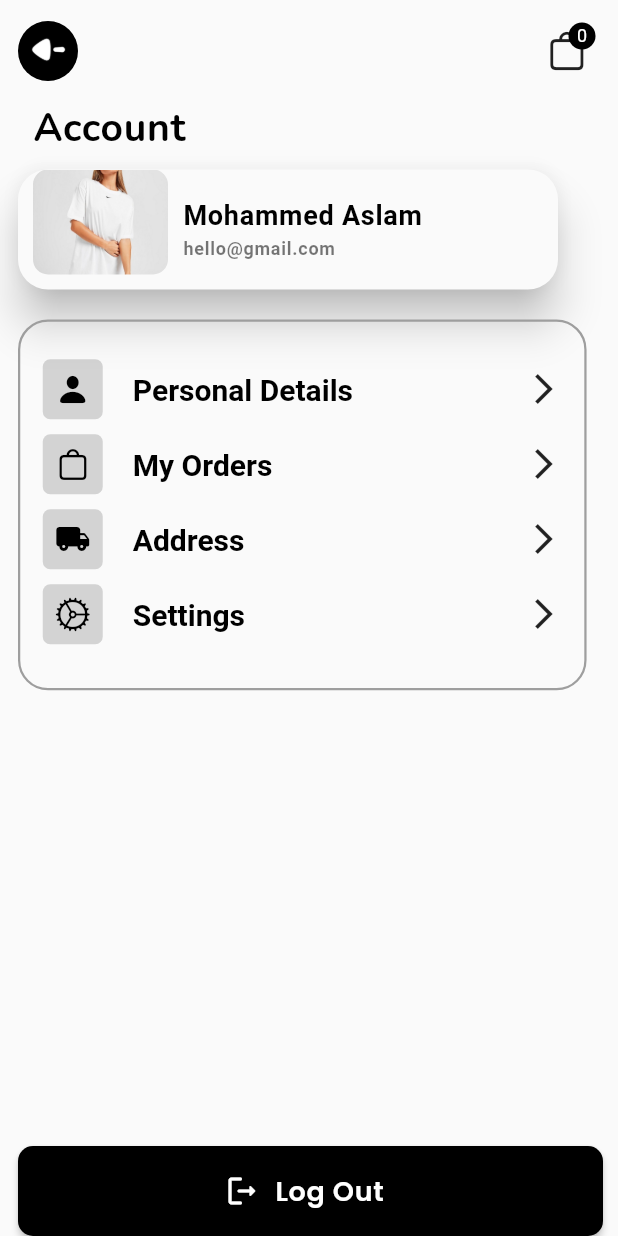
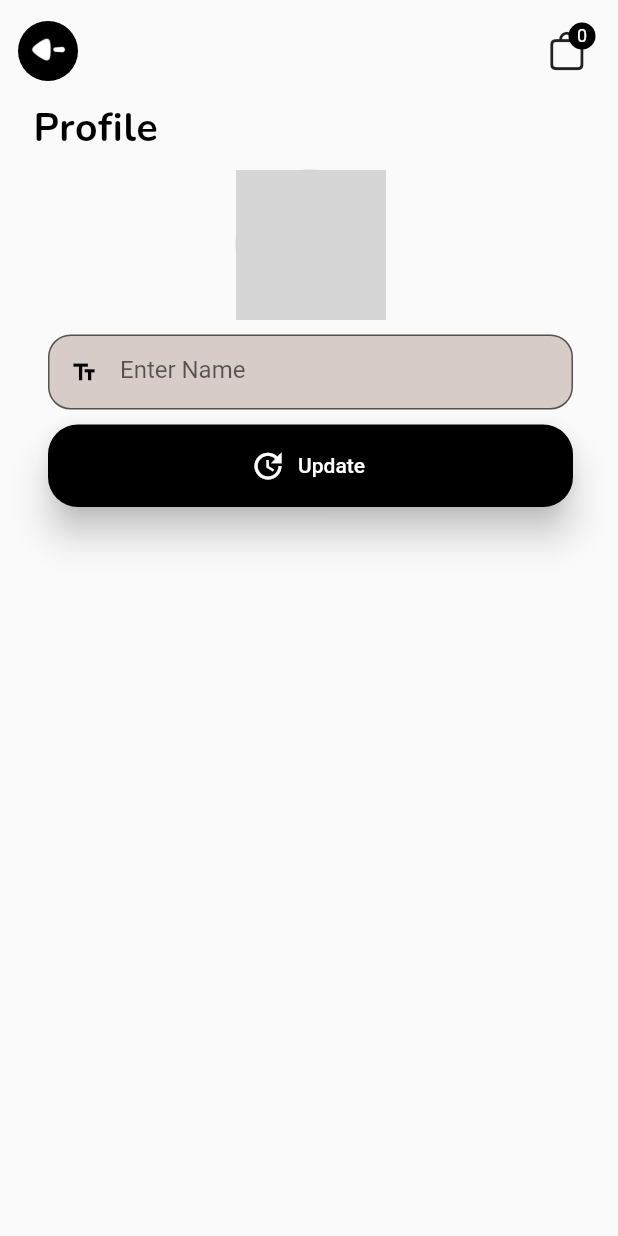
Before and after one commit to iam-Aslam/FashionStore-User, a Flutter app: the ScreenAccount screen opened directly, after a tap on "Personal Details", on a phone screen of 412 x 824 dp. Run offline on Flutter 3.47's test engine with Material 2 defaults, Android fonts, the light colour scheme and no system bars; drawn by our look-alikes of cached_network_image; our stand-ins replace animated_text_kit, cloud_firestore, firebase_auth, firebase_core, firebase_storage, flutter_markdown and 8 more; missing offline and left inert: checkmark, razorpay_flutter; accounts and stored records are empty; network calls fail; grey boxes are pictures that could not be loaded.

Commit message:
Profile Page Completed

```diff
--- a/lib/presentations/account/account_screen.dart
+++ b/lib/presentations/account/account_screen.dart
@@ -1,6 +1,7 @@
 import 'dart:developer';
 import 'package:fashionstore/presentations/address/address_screen.dart';
 import 'package:fashionstore/presentations/orders/orders_screen.dart';
+import 'package:fashionstore/presentations/profile/profile_screen.dart';
 import 'package:fashionstore/widgets/show_bottom.dart';
 import 'package:flutter/cupertino.dart';
 import 'package:flutter/material.dart';
@@ -10,6 +11,7 @@ import 'package:fashionstore/widgets/appbar.dart';
 import 'package:fashionstore/widgets/main_heading_widget.dart';
 import 'package:page_transition/page_transition.dart';
 import 'widgets/account_tile_widget.dart';
+import 'widgets/markup_file.dart';
 
 class ScreenAccount extends StatelessWidget {
   const ScreenAccount({super.key});
@@ -28,74 +30,74 @@ class ScreenAccount extends StatelessWidget {
             const MainHeading(
               text: 'Account',
             ),
-            khieght10,
-            GestureDetector(
-              onTap: () {
-                log('welcome to profile page');
-              },
-              child: Material(
-                elevation: 12,
-                borderRadius: const BorderRadius.all(Radius.circular(20)),
-                child: Container(
-                  height: 80,
-                  width: 360,
-                  decoration: const BoxDecoration(
-                    borderRadius: BorderRadius.all(Radius.circular(20)),
-                  ),
-                  child: Row(
-                    crossAxisAlignment: CrossAxisAlignment.start,
-                    children: [
-                      kwidth10,
-                      Container(
-                        width: 90,
-                        height: 70,
-                        decoration: BoxDecoration(
-                          borderRadius: BorderRadius.circular(10),
-                          image: const DecorationImage(
-                            image: AssetImage('assets/images/nike.jpg'),
-                            fit: BoxFit.cover,
-                          ),
-                        ),
-                      ),
-                      kwidth10,
-                      Column(
-                        crossAxisAlignment: CrossAxisAlignment.start,
-                        mainAxisAlignment: MainAxisAlignment.start,
-                        children: [
-                          khieght20,
-                          Text(
-                            'Mohammed Aslam',
-                            style: GoogleFonts.roboto(
-                              textStyle: const TextStyle(
-                                  letterSpacing: .5,
-                                  fontSize: 18,
-                                  color: Colors.black,
-                                  fontWeight: FontWeight.w700),
-                            ),
-                          ),
-                          khieght5,
-                          Text(
-                            'hello@gmail.com',
-                            style: GoogleFonts.roboto(
-                              textStyle: const TextStyle(
-                                  letterSpacing: .5,
-                                  fontSize: 12,
-                                  color: Colors.black54,
-                                  fontWeight: FontWeight.w700),
-                            ),
-                          ),
-                        ],
-                      ),
-                    ],
-                  ),
-                ),
-              ),
-            ),
+            // khieght10,
+            // GestureDetector(
+            //   onTap: () {
+            //     log('welcome to profile page');
+            //   },
+            //   child: Material(
+            //     elevation: 12,
+            //     borderRadius: const BorderRadius.all(Radius.circular(20)),
+            //     child: Container(
+            //       height: 80,
+            //       width: 360,
+            //       decoration: const BoxDecoration(
+            //         borderRadius: BorderRadius.all(Radius.circular(20)),
+            //       ),
+            //       child: Row(
+            //         crossAxisAlignment: CrossAxisAlignment.start,
+            //         children: [
+            //           kwidth10,
+            //           Container(
+            //             width: 90,
+            //             height: 70,
+            //             decoration: BoxDecoration(
+            //               borderRadius: BorderRadius.circular(10),
+            //               image: const DecorationImage(
+            //                 image: AssetImage('assets/images/nike.jpg'),
+            //                 fit: BoxFit.cover,
+            //               ),
+            //             ),
+            //           ),
+            //           kwidth10,
+            //           Column(
+            //             crossAxisAlignment: CrossAxisAlignment.start,
+            //             mainAxisAlignment: MainAxisAlignment.start,
+            //             children: [
+            //               khieght20,
+            //               Text(
+            //                 'Mohammed Aslam',
+            //                 style: GoogleFonts.roboto(
+            //                   textStyle: const TextStyle(
+            //                       letterSpacing: .5,
+            //                       fontSize: 18,
+            //                       color: Colors.black,
+            //                       fontWeight: FontWeight.w700),
+            //                 ),
+            //               ),
+            //               khieght5,
+            //               Text(
+            //                 'hello@gmail.com',
+            //                 style: GoogleFonts.roboto(
+            //                   textStyle: const TextStyle(
+            //                       letterSpacing: .5,
+            //                       fontSize: 12,
+            //                       color: Colors.black54,
+            //                       fontWeight: FontWeight.w700),
+            //                 ),
+            //               ),
+            //             ],
+            //           ),
+            //         ],
+            //       ),
+            //     ),
+            //   ),
+            // ),
             khieght20,
             IntrinsicHeight(
               child: Container(
                   width: size.width * 0.92,
-                  height: size.height * 0.30,
+                  height: size.height * 0.36,
                   decoration: BoxDecoration(
                       borderRadius: const BorderRadius.all(Radius.circular(20)),
                       border: Border.all(color: Colors.grey, width: 1.5)),
@@ -108,6 +110,13 @@ class ScreenAccount extends StatelessWidget {
                           icon: CupertinoIcons.person_fill,
                           voidCallback: () {
                             log('Hello I am personal details');
+                            Navigator.push(
+                              context,
+                              PageTransition(
+                                type: PageTransitionType.rightToLeft,
+                                child: const ProfileScreen(),
+                              ),
+                            );
                           },
                         ),
                         AccountTile(
@@ -136,10 +145,29 @@ class ScreenAccount extends StatelessWidget {
                           },
                         ),
                         AccountTile(
-                          name: 'Settings',
-                          icon: CupertinoIcons.settings,
+                          name: 'Privacy and Policy',
+                          icon: Icons.privacy_tip_outlined,
                           voidCallback: () {
-                            log('Hello I am Your Settings');
+                            log('Hello I am Your privacy and policy');
+                            showDialog(
+                                context: context,
+                                builder: (builder) {
+                                  return SettingsMenuPop(
+                                      mdFileName: 'privacy.md');
+                                });
+                          },
+                        ),
+                        AccountTile(
+                          name: 'Terms and Conditions',
+                          icon: Icons.sticky_note_2_rounded,
+                          voidCallback: () {
+                            log('Hello I am terms and conditions');
+                            showDialog(
+                                context: context,
+                                builder: (builder) {
+                                  return SettingsMenuPop(
+                                      mdFileName: 'terms.md');
+                                });
                           },
                         ),
                       ],
--- a/lib/presentations/checkout/checkout.dart
+++ b/lib/presentations/checkout/checkout.dart
@@ -40,11 +40,6 @@ class _CheckoutScreenState extends State<CheckoutScreen> {
   }
 
   void _handlePaymentSuccess(PaymentSuccessResponse response) {
-    // num totalPrice = 0;
-    // for (int i = 0; i < cartList.length; i++) {
-    //   totalPrice += cartList[i]['totalPrice'];
-    // }
-
     Navigator.push(
         context,
         MaterialPageRoute(
--- /dev/null
+++ b/lib/presentations/profile/profile_screen.dart
@@ -0,0 +1,176 @@
+import 'dart:io';
+import 'package:cached_network_image/cached_network_image.dart';
+import 'package:fashionstore/core/constants.dart';
+import 'package:fashionstore/widgets/appbar.dart';
+import 'package:fashionstore/widgets/main_heading_widget.dart';
+import 'package:firebase_auth/firebase_auth.dart';
+import 'package:flutter/material.dart';
+import 'package:fluttertoast/fluttertoast.dart';
+import 'package:image_picker/image_picker.dart';
+import 'package:firebase_storage/firebase_storage.dart' as firebase_storage;
+import 'package:shimmer_animation/shimmer_animation.dart';
+
+class ProfileScreen extends StatefulWidget {
+  const ProfileScreen({super.key});
+
+  @override
+  State<ProfileScreen> createState() => _ProfileScreenState();
+}
+
+class _ProfileScreenState extends State<ProfileScreen> {
+  final TextEditingController _nameController = TextEditingController();
+
+  String? profileImage;
+  bool enableTextField = false;
+  @override
+  void initState() {
+    user = FirebaseAuth.instance.currentUser;
+    _nameController.text = user!.displayName!;
+    profileImage = user!.photoURL ??
+        "https://cdn.pixabay.com/photo/2017/11/10/05/24/add-2935429_960_720.png";
+    super.initState();
+  }
+
+  User? user;
+  @override
+  Widget build(BuildContext context) {
+    String email = FirebaseAuth.instance.currentUser!.email!;
+
+    return SafeArea(
+      child: Scaffold(
+        body: Padding(
+          padding: const EdgeInsets.only(left: 12.0, right: 10, top: 10),
+          child: SingleChildScrollView(
+            child: Column(
+              crossAxisAlignment: CrossAxisAlignment.start,
+              children: [
+                const Appbar(goBack: true),
+                khieght10,
+                const MainHeading(
+                  text: 'Profile',
+                ),
+                khieght10,
+                Center(
+                  child: Column(
+                    mainAxisAlignment: MainAxisAlignment.center,
+                    crossAxisAlignment: CrossAxisAlignment.center,
+                    children: [
+                      CircleAvatar(
+                        radius: 50.0,
+                        backgroundColor: Colors.grey[300],
+                        child: ClipOval(
+                            child: GestureDetector(
+                          onTap: () async {
+                            final pickedFile = await ImagePicker()
+                                .pickImage(source: ImageSource.gallery);
+
+                            if (pickedFile == null) {
+                              return;
+                            } else {
+                              File file = File(pickedFile.path);
+
+                              await uploadImage(file, email);
+                            }
+                          },
+                          child: CachedNetworkImage(
+                            imageUrl: profileImage!,
+                            placeholder: (context, url) => Shimmer(
+                              color: Colors.black,
+                              child: Container(
+                                decoration:
+                                    const BoxDecoration(shape: BoxShape.circle),
+                              ),
+                            ),
+                          ),
+                        )),
+                      ),
+                      Padding(
+                        padding: const EdgeInsets.all(10),
+                        child: SizedBox(
+                          width: 350,
+                          height: 50,
+                          child: TextField(
+                            onSubmitted: (value) {
+                              user!.updateDisplayName(
+                                  _nameController.text.trim());
+                            },
+                            controller: _nameController,
+                            decoration: InputDecoration(
+                              prefixIcon: const Icon(
+                                Icons.text_fields,
+                                color: Colors.black,
+                              ),
+                              border: OutlineInputBorder(
+                                borderRadius: BorderRadius.circular(15.0),
+                              ),
+                              hintText: 'Enter Name',
+                              filled: true,
+                              fillColor: Colors.brown[100],
+                              isDense: true, // Added this
+                              contentPadding: const EdgeInsets.all(18),
+                            ),
+                          ),
+                        ),
+                      ),
+                      ElevatedButton.icon(
+                        onPressed: () {
+                          setState(() {
+                            enableTextField = !enableTextField;
+                          });
+                          if (!enableTextField) {
+                            user!.updateDisplayName(_nameController.text);
+                            Fluttertoast.showToast(
+                              msg: 'Your Name Updated',
+                              toastLength: Toast.LENGTH_SHORT,
+                              gravity: ToastGravity.BOTTOM,
+                              timeInSecForIosWeb: 1,
+                              backgroundColor: Colors.black,
+                              textColor: Colors.white,
+                            );
+                          }
+                        },
+                        style: ElevatedButton.styleFrom(
+                          minimumSize: const Size(350, 55),
+                          backgroundColor: Colors.black,
+                          shape: RoundedRectangleBorder(
+                            borderRadius: BorderRadius.circular(20.0),
+                          ),
+                          elevation: 10,
+                        ),
+                        icon: const Icon(
+                          Icons.update,
+                          color: Colors.white,
+                        ),
+                        label: const Text(
+                          'Update',
+                          style: TextStyle(color: Colors.white),
+                        ),
+                      )
+                    ],
+                  ),
+                ),
+              ],
+            ),
+          ),
+        ),
+      ),
+    );
+  }
+
+  uploadImage(File file, String email) async {
+    final firebase_storage.FirebaseStorage storage =
+        firebase_storage.FirebaseStorage.instance;
+
+    firebase_storage.Reference ref = storage.ref().child('pfp/$email');
+
+    firebase_storage.UploadTask task = ref.putFile(file);
+
+    await task;
+    String imageUrl = await ref.getDownloadURL();
+    final User? user = FirebaseAuth.instance.currentUser;
+    await user!.updatePhotoURL(imageUrl);
+    setState(() {
+      profileImage = imageUrl;
+    });
+  }
+}
--- a/pubspec.yaml
+++ b/pubspec.yaml
@@ -52,6 +52,8 @@ dependencies:
   animated_text_kit: ^4.2.2
   razorpay_flutter: ^1.3.5
   fluttertoast: ^8.2.2
+  image_picker: ^1.0.0
+  cached_network_image: ^3.2.3
 
 dev_dependencies:
   flutter_test:
@@ -78,7 +80,7 @@ flutter:
   # To add assets to your application, add an assets section, like this:
   assets:
    - assets/images/
-  #   - images/a_dot_ham.jpeg
+   - assets/
 
   # An image asset can refer to one or more resolution-specific "variants", see
   # https://flutter.dev/assets-and-images/#resolution-aware
```
Also changed, not shown: lib/presentations/account/widgets/markup_file.dart (added, +59 -0 lines), lib/presentations/detail/detail_product_screen.dart (+12 -1 lines), lib/presentations/home/widget/header_widget.dart (+17 -1 lines), pubspec.lock, 7 other files.
